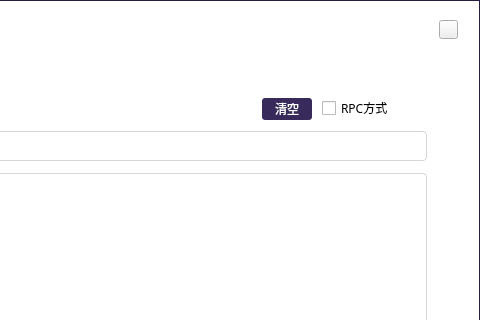
Old version of the form consoledialog.ui in the repository realm520/gdwcoin; both pictures show x 148 to 628 and y 0 to 320 of the 628 by 468 pixel window.
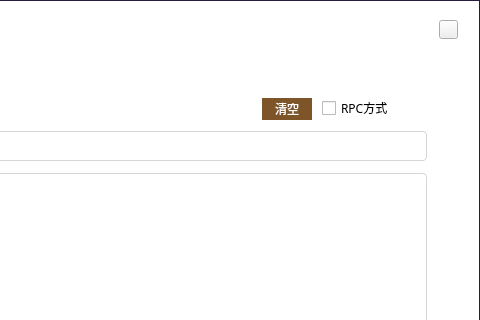
New version of the form.

```diff
--- a/consoledialog.ui
+++ b/consoledialog.ui
@@ -146,8 +146,9 @@
     <font/>
    </property>
    <property name="styleSheet">
-    <string notr="true">QToolButton{background-color:rgb(56,42,91);color:#ffffff;border:none;border-radius:3px;}
-QToolButton:hover{background-color:rgb(176,62,101);}</string>
+    <string notr="true">QToolButton{background-color:rgb(125,85,40);color:#ffffff;border:none;border-radius:16px;}
+QToolButton:hover{background-color:rgb(185,150,85);}
+QToolButton:disabled{background-color:#cecece;}</string>
    </property>
    <property name="text">
     <string>清空</string>
```
